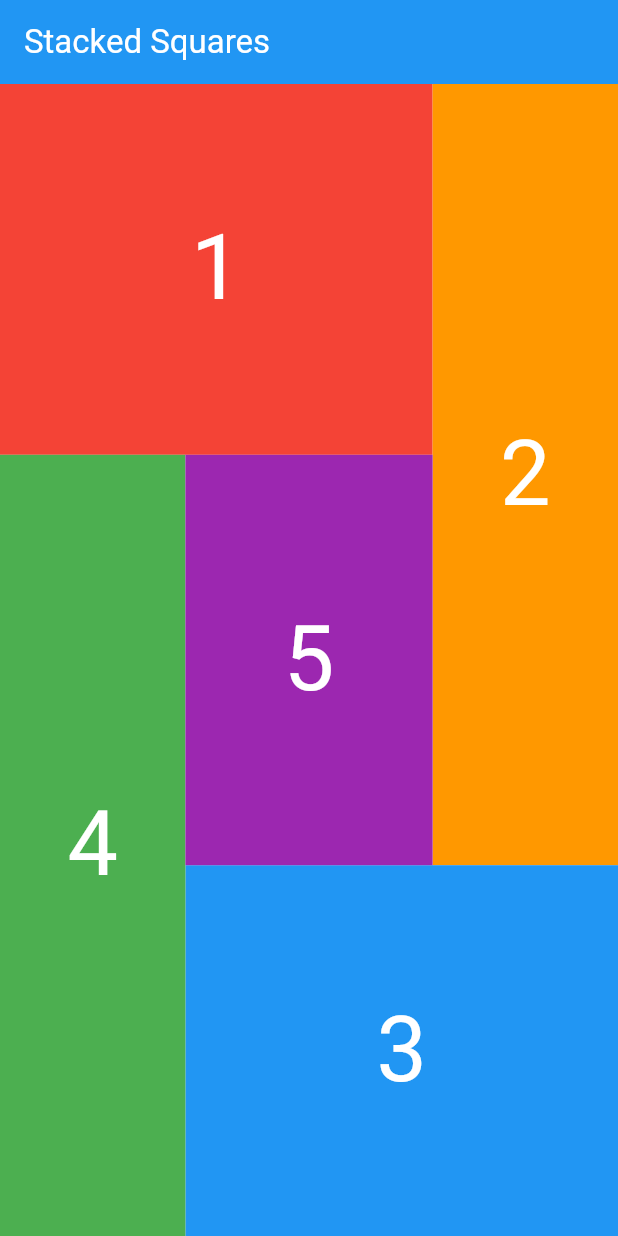
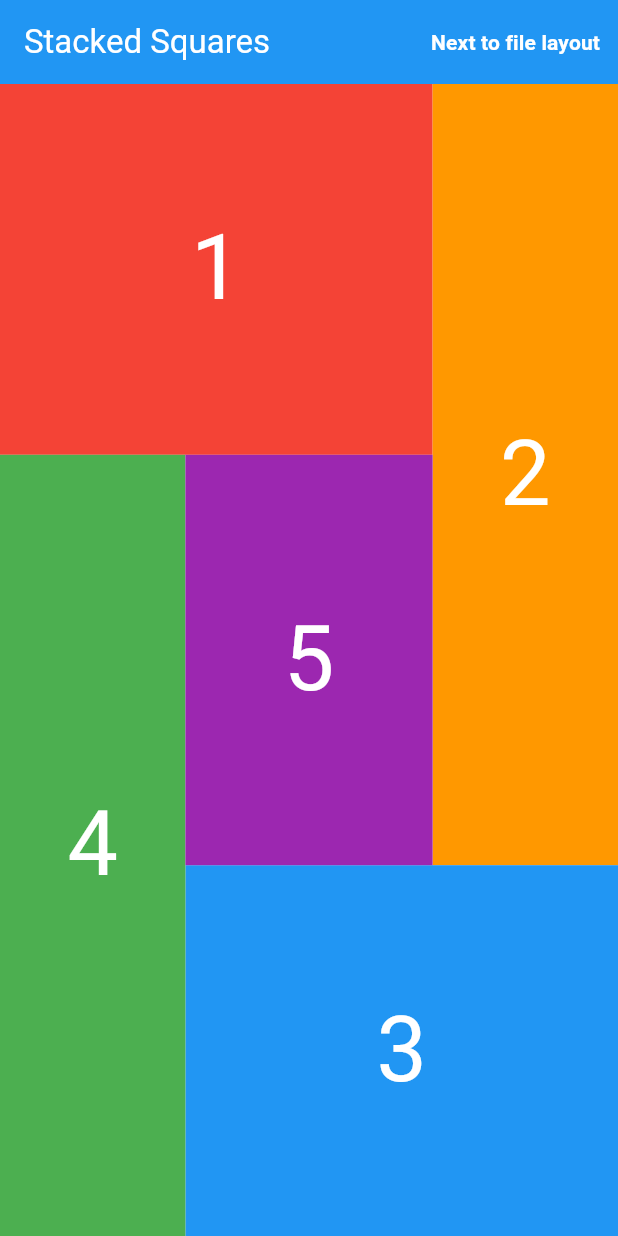
Before and after one commit to nguyenvanhaiduy/Must-have-widgets, a Flutter app: the screen it shows after launch, on a phone screen of 412 x 824 dp. Run offline on Flutter 3.47's test engine with Material 3 defaults, Android fonts, the phone set to English and light mode, and no system bars.

Commit message:
add button to stack_and_positioned file

```diff
--- a/lib/layout.dart
+++ b/lib/layout.dart
@@ -1,6 +1,4 @@
-import 'package:flutter/cupertino.dart';
 import 'package:flutter/material.dart';
-import 'package:flutter/widgets.dart';
 
 class Layout extends StatelessWidget {
   const Layout({super.key});
--- a/lib/main.dart
+++ b/lib/main.dart
@@ -11,6 +11,7 @@ class MyApp extends StatelessWidget {
   @override
   Widget build(BuildContext context) {
     return const MaterialApp(
+      debugShowCheckedModeBanner: false,
       home: StackAndPositioned(),
       // home: Layout(),
     );
--- a/lib/stack_and_positioned.dart
+++ b/lib/stack_and_positioned.dart
@@ -1,4 +1,5 @@
 import 'package:flutter/material.dart';
+import 'package:must_have_widgets/layout.dart';
 
 class StackAndPositioned extends StatelessWidget {
   const StackAndPositioned({super.key});
@@ -11,6 +12,25 @@ class StackAndPositioned extends StatelessWidget {
         title: const Text('Stacked Squares'),
         backgroundColor: Colors.blue,
         foregroundColor: Colors.white,
+        actions: [
+          TextButton(
+            onPressed: () {
+              Navigator.push(
+                context,
+                MaterialPageRoute(
+                  builder: (context) => const Layout(),
+                ),
+              );
+            },
+            child: const Text(
+              'Next to file layout',
+              style: TextStyle(
+                color: Colors.white,
+                fontWeight: FontWeight.bold,
+              ),
+            ),
+          )
+        ],
       ),
       body: SizedBox(
         width: size.width,
```
